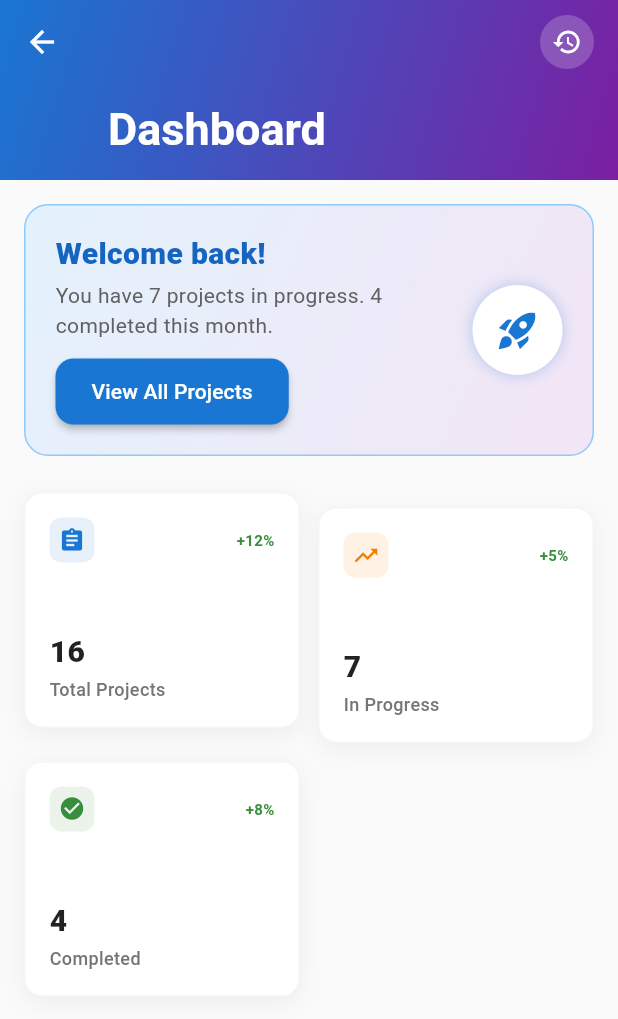
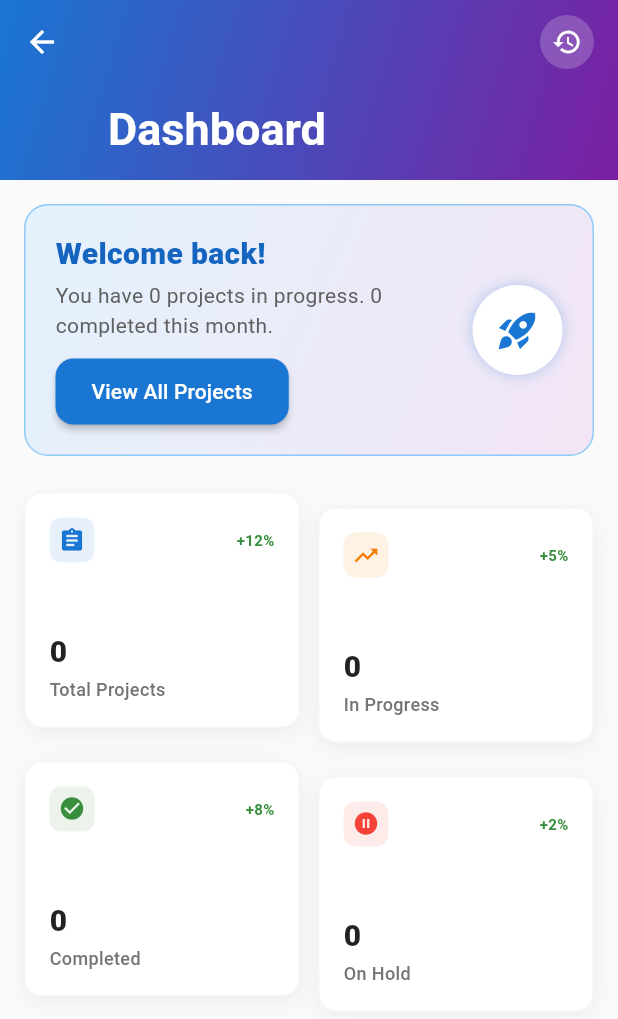
Before and after one commit to vaishvi16/project_management_user, a Flutter app: the DashboardScreen screen opened directly, on a phone screen of 412 x 824 dp. Shown: the top 1019 px of the screen. Run offline on Flutter 3.47's test engine with Material 3 defaults, Android fonts, the phone set to English and light mode, and no system bars; our stand-ins replace shared_preferences; accounts and stored records are empty; network calls fail.

Commit message:
View Project Count in Dashboard

```diff
--- a/lib/screens/dashboard_screen.dart
+++ b/lib/screens/dashboard_screen.dart
@@ -1,5 +1,8 @@
 // lib/screens/dashboard_screen.dart
+import 'dart:convert';
+
 import 'package:flutter/material.dart';
+import 'package:http/http.dart' as http;
 import '../models/project.dart';
 import 'history_screen.dart';
 import 'project_details_screen.dart';
@@ -26,11 +29,12 @@ class _DashboardScreenState extends State<DashboardScreen>
     'approved': 2,
   };
 
-  static final Map<String, dynamic> _stats = {
-    'totalProjects': 16,
-    'completed': 4,
-    'inProgress': 7,
-    'teamMembers': 12,
+  Map<String, int> _stats = {
+    'total_projects': 0,
+    'Complete': 0,
+    'Pending': 0,
+    'On Hold': 0,
+    'teamMembers': 0,
   };
 
   @override
@@ -74,7 +78,17 @@ class _DashboardScreenState extends State<DashboardScreen>
 
     return Scaffold(
       backgroundColor: Colors.grey.shade50,
-      body: CustomScrollView(
+      body: FutureBuilder(future: _fetchAllStats(), builder: (context,AsyncSnapshot snapshot) {
+        if (!snapshot.hasData) {
+          return const Center(
+            child: CircularProgressIndicator(color: Colors.blue),
+          );
+        }
+
+        // Update stats for UI
+        _stats = snapshot.data!;
+
+        return  CustomScrollView(
           slivers: [
             // App Bar
             SliverAppBar(
@@ -152,7 +166,9 @@ class _DashboardScreenState extends State<DashboardScreen>
               ),
             ),
           ],
-      ),
+        );
+
+      },)
     );
   }
 
@@ -193,8 +209,8 @@ class _DashboardScreenState extends State<DashboardScreen>
                     ),
                     const SizedBox(height: 6),
                     Text(
-                      'You have ${_stats['inProgress']} projects in progress. '
-                          '${_stats['completed']} completed this month.',
+                      'You have ${_stats['Pending']} projects in progress. '
+                          '${_stats['Complete']} completed this month.',
                       style: TextStyle(
                         fontSize: 14, // Smaller font
                         color: Colors.grey.shade700,
@@ -254,24 +270,31 @@ class _DashboardScreenState extends State<DashboardScreen>
     final stats = [
       {
         'title': 'Total Projects',
-        'value': _stats['totalProjects'].toString(),
+        'value': _stats['total_projects'].toString(),
         'icon': Icons.assignment,
         'color': const Color(0xFF1976D2), // Blue
         'change': '+12%',
       },
       {
         'title': 'In Progress',
-        'value': _stats['inProgress'].toString(),
+        'value': _stats['Pending'].toString(),
         'icon': Icons.trending_up,
         'color': const Color(0xFFF57C00), // Orange
         'change': '+5%',
       },
       {
         'title': 'Completed',
-        'value': _stats['completed'].toString(),
+        'value': _stats['Complete'].toString(),
         'icon': Icons.check_circle,
         'color': const Color(0xFF388E3C), // Green
         'change': '+8%',
+      },
+      {
+        'title': 'On Hold',
+        'value': _stats['On Hold'],
+        'icon': Icons.pause_circle,
+        'color': const Color(0xFFF44336), // Red
+        'change': '+2%',
       },
     ];
 
@@ -355,7 +378,7 @@ class _DashboardScreenState extends State<DashboardScreen>
                       crossAxisAlignment: CrossAxisAlignment.start,
                       children: [
                         Text(
-                          stat['value'] as String,
+                          stat['value'].toString(),
                           style: const TextStyle(
                             fontSize: 20,
                             fontWeight: FontWeight.w800,
@@ -382,6 +405,7 @@ class _DashboardScreenState extends State<DashboardScreen>
       },
     );
   }
+
   void _navigateToHistory() {
     Navigator.push(
       context,
@@ -397,4 +421,42 @@ class _DashboardScreenState extends State<DashboardScreen>
           (route) => false, // This removes all previous routes
     );
   }
+
+  Future<int> _fetchProjectCount({String? status}) async {
+    try {
+      String url = "https://prakrutitech.xyz/batch_project/view_project.php";
+
+      if (status != null && status.isNotEmpty) {
+        url = "$url?status=$status";
       }
+
+      final res = await http.get(Uri.parse(url));
+
+      if (res.statusCode == 200) {
+        final data = jsonDecode(res.body);
+
+        print("here is the data: $data");
+        return data['total_projects'] as int;      }
+      return 0;
+    } catch (e) {
+      print("API ERROR: $e");
+      return 0;
+    }
+  }
+
+  Future<Map<String, int>> _fetchAllStats() async {
+    final total = await _fetchProjectCount();
+    final Complete = await _fetchProjectCount(status: "Complete");
+    final OnHold = await _fetchProjectCount(status: "On Hold");
+    final Pending = await _fetchProjectCount(status: "Pending");
+
+    return {
+      'total_projects': total,
+      'Complete': Complete,
+      'Pending': Pending,
+      'On Hold': OnHold,
+      'teamMembers': 12,
+    };
+  }
+
+}
```
Lines whose indentation alone changed are shown as unchanged.
